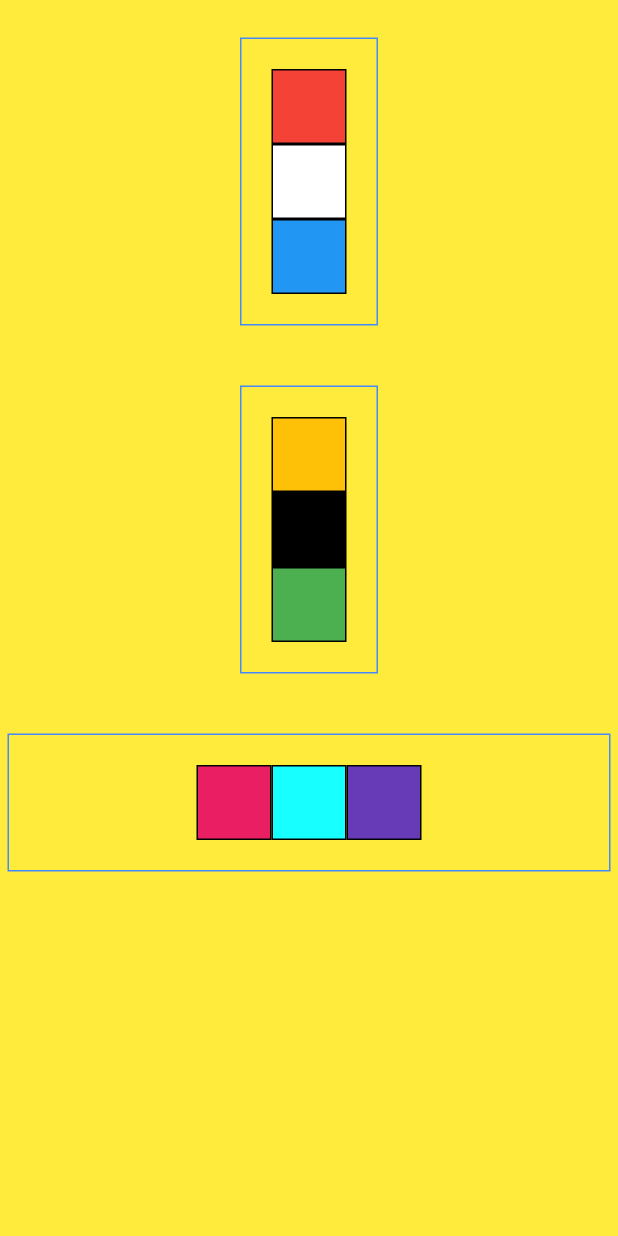
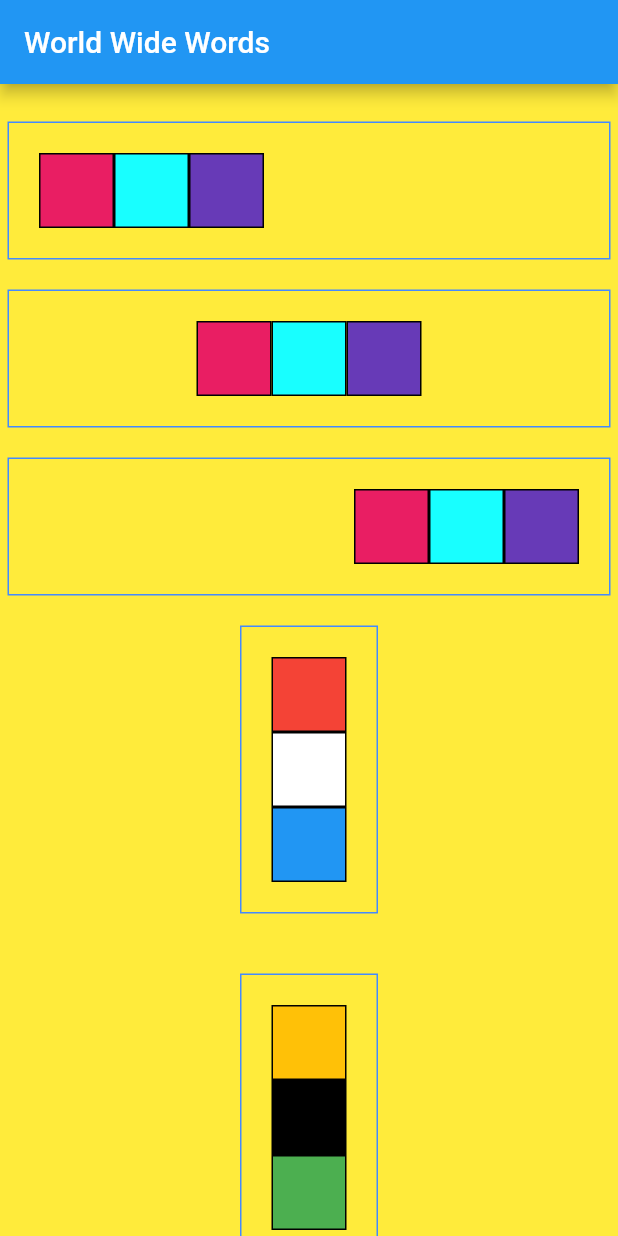
Before and after one commit to PrimeTimeTran/flutter-TikTok, a Flutter app: the screen it shows after launch, on a phone screen of 412 x 824 dp. Run offline on Flutter 3.47's test engine with Material 2 defaults, Android fonts, the phone set to English and light mode, and no system bars.

Commit message:
Refactor for addiitiiionnal layouts

```diff
--- a/lib/main.dart
+++ b/lib/main.dart
@@ -29,8 +29,11 @@ class MyApp extends StatelessWidget {
   Widget build(BuildContext context) => MaterialApp(
       debugShowCheckedModeBanner: false,
       color: Colors.red,
-      title: 'Layouts',
-      home: Container(
+        home: Scaffold(
+          appBar: AppBar(
+            title: const Text('World Wide Words'),
+          ),
+          body: Container(
             color: Colors.yellow,
             child: SingleChildScrollView(
               padding: EdgeInsets.all(5),
@@ -39,8 +42,53 @@ class MyApp extends StatelessWidget {
                   mainAxisSize: MainAxisSize.min,
                   children: [
                     Container(
-                  margin: EdgeInsets.all(20.0),
+                      margin: EdgeInsets.only(top: 20.0),
                       padding: EdgeInsets.all(20.0),
+                      decoration: BoxDecoration(
+                          border: Border.all(color: Colors.blueAccent)),
+                      child: Row(
+                        mainAxisSize: MainAxisSize.max,
+                        mainAxisAlignment: MainAxisAlignment.start,
+                        children: [
+                          Box(colour: Colors.pink),
+                          Box(colour: Colors.cyanAccent),
+                          Box(colour: Colors.deepPurple),
+                        ],
+                      ),
+                    ),
+                    Container(
+                      margin: EdgeInsets.only(top: 20.0),
+                      padding: EdgeInsets.all(20.0),
+                      decoration: BoxDecoration(
+                          border: Border.all(color: Colors.blueAccent)),
+                      child: Row(
+                        mainAxisSize: MainAxisSize.max,
+                        mainAxisAlignment: MainAxisAlignment.center,
+                        children: [
+                          Box(colour: Colors.pink),
+                          Box(colour: Colors.cyanAccent),
+                          Box(colour: Colors.deepPurple),
+                        ],
+                      ),
+                    ),
+                    Container(
+                      margin: EdgeInsets.only(top: 20.0),
+                      padding: EdgeInsets.all(20.0),
+                      decoration: BoxDecoration(
+                          border: Border.all(color: Colors.blueAccent)),
+                      child: Row(
+                        mainAxisSize: MainAxisSize.max,
+                        mainAxisAlignment: MainAxisAlignment.end,
+                        children: [
+                          Box(colour: Colors.pink),
+                          Box(colour: Colors.cyanAccent),
+                          Box(colour: Colors.deepPurple),
+                        ],
+                      ),
+                    ),
+                    Container(
+                      margin: const EdgeInsets.all(20.0),
+                      padding: const EdgeInsets.all(20.0),
                       decoration: BoxDecoration(
                           border: Border.all(color: Colors.blueAccent)),
                       child: Column(
@@ -83,5 +131,7 @@ class MyApp extends StatelessWidget {
                 ),
               ),
             ),
-      ));
+          ),
+        ),
+      );
 }
```
Lines whose indentation alone changed are shown as unchanged.
